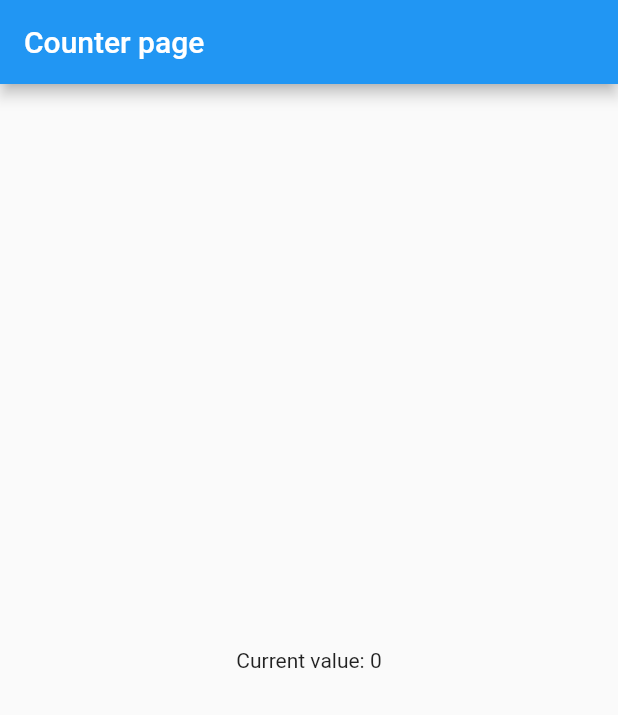
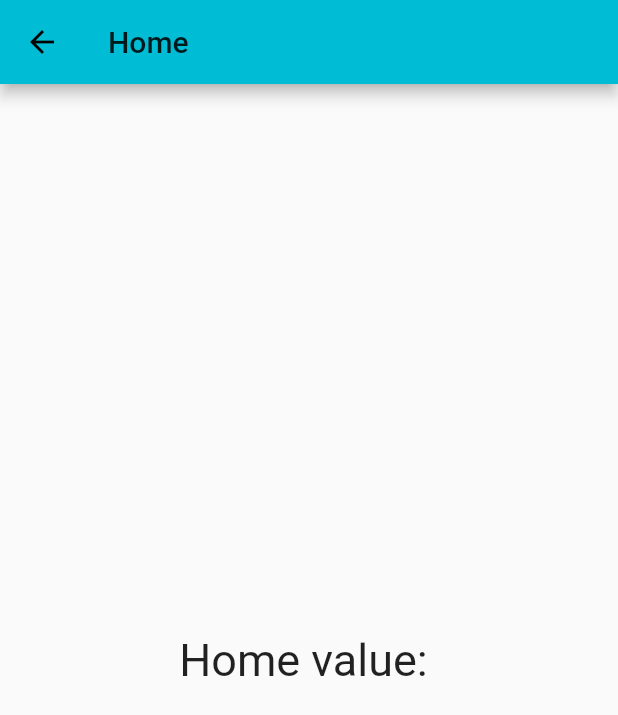
Before and after one commit to amachlou/dwm_flutter_state_management, a Flutter app: the screen it shows after launch, on a phone screen of 412 x 824 dp. Shown: the top 715 px of the screen. Run offline on Flutter 3.47's test engine with Material 2 defaults, Android fonts, the phone set to English and light mode, and no system bars.

Commit message:
First commit 01

```diff
--- a/lib/main.dart
+++ b/lib/main.dart
@@ -7,21 +7,67 @@ class MyApp extends StatelessWidget {
   @override
   Widget build(BuildContext context) {
     return MaterialApp(
+      theme: ThemeData(
+        primarySwatch: Colors.cyan
+      ),
+      routes: {
+        "/home": (context) => HomePage(),
+        "/counter": (context) => CounterPage(),
+      },
+        initialRoute: "/home",
       home: CounterPage()
     );
   }
 }
 
-class CounterPage extends StatelessWidget {
+class HomePage extends StatelessWidget {
 
+  @override
+  Widget build(BuildContext context) {
+    return Scaffold(
+      appBar: AppBar(title: Text('Home'),),
+      body: Center(
+        child: Text('Home value: ', style: TextStyle(fontSize: 30),),
+      ),
+    );
+  }
+}
+
+
+class CounterPage extends StatefulWidget {
+
+  @override
+  _CounterPageState createState() => _CounterPageState();
+}
+
+class _CounterPageState extends State<CounterPage> {
   int counter = 0;
 
   @override
   Widget build(BuildContext context) {
+    print("==> Counter page build");
     return Scaffold(
-      appBar: AppBar(title: Text('Counter page'),),
+      appBar: AppBar(title: Text('Counter'),),
       body: Center(
-        child: Text('Current value: ${counter}'),
+        child: Text('Counter page : ${counter}', style: TextStyle(fontSize: 30),),
+      ),
+      floatingActionButton: Row(
+        mainAxisAlignment: MainAxisAlignment.end,
+        children: [
+          FloatingActionButton(onPressed: (){
+            setState(() {
+              --counter;
+            });
+            print("==> ${counter}");
+          }, child: Icon(Icons.remove),),
+          SizedBox(width: 12,),
+          FloatingActionButton(onPressed: (){
+            setState(() {
+              ++counter;
+            });
+            print("==> ${counter}");
+          }, child: Icon(Icons.add),)
+        ],
       ),
     );
   }
```
